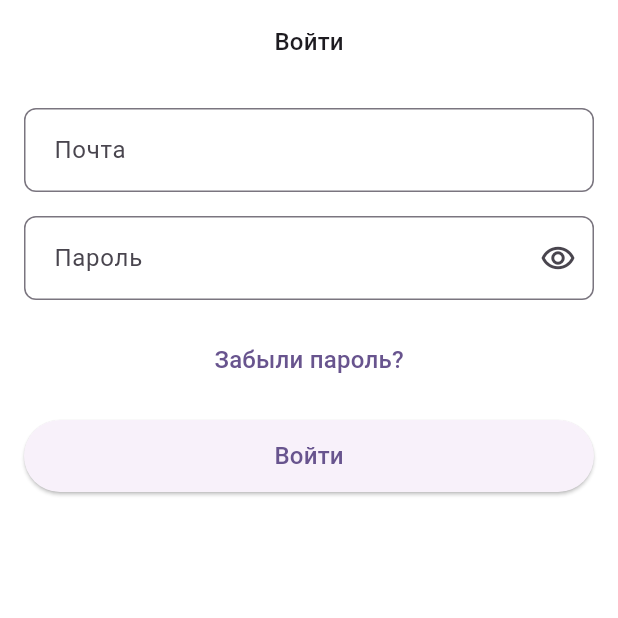
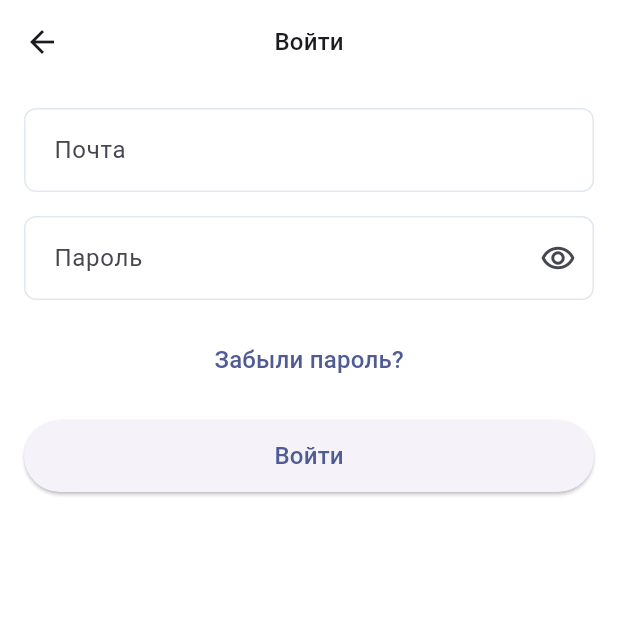
Before and after one commit to ComputerHakka/PaymentsCopy, a Flutter app: the AuthorizationScreen screen opened directly, on a phone screen of 412 x 824 dp, the top half of it. Run offline on Flutter 3.47's test engine with Material 3 defaults, Android fonts, the phone set to English and light mode, and no system bars; our stand-ins replace bloc, flutter_bloc, go_router.

Commit message:
added routing

```diff
--- a/lib/config/routes/routes.dart
+++ b/lib/config/routes/routes.dart
@@ -1,37 +1,73 @@
 import 'package:flutter/material.dart';
 import 'package:flutter_bloc/flutter_bloc.dart';
+import 'package:go_router/go_router.dart';
+import 'package:personal_payment_app/core/constants/constants.dart';
+import 'package:personal_payment_app/features/authorization/presentation/screens/authorization_screen.dart';
+import 'package:personal_payment_app/features/authorization/presentation/screens/start_screen.dart';
+import 'package:personal_payment_app/features/payment/presentation/screens/home/home_screen.dart';
+import 'package:personal_payment_app/features/registration/presentation/screens/registration_screen.dart';
 import 'package:personal_payment_app/internal/landing_page_bloc/landing_page_bloc.dart';
 import 'package:personal_payment_app/presentation/screens/landing_page.dart';
 
-class RouteGenerator {
-  final LandingPageBloc landingPageBloc = LandingPageBloc();
-  Route<dynamic> generateRoute(RouteSettings settings) {
-    //final args = settings.arguments;
-    switch (settings.name) {
-      case '/':
-        return MaterialPageRoute(
-          builder: (_) => BlocProvider<LandingPageBloc>.value(
-            value: landingPageBloc,
-            child: const LandingScreen(),
+// class RouteGenerator {
+//   final LandingPageBloc landingPageBloc = LandingPageBloc();
+//   Route<dynamic> generateRoute(RouteSettings settings) {
+//     //final args = settings.arguments;
+//     switch (settings.name) {
+//       case '/':
+//         return MaterialPageRoute(
+//           builder: (_) => BlocProvider<LandingPageBloc>.value(
+//             value: landingPageBloc,
+//             child: const LandingScreen(),
+//           ),
+//         );
+//       default:
+//         return _errorRoute();
+//     }
+//   }
+
+//   static Route<dynamic> _errorRoute() {
+//     return MaterialPageRoute(
+//       builder: (_) {
+//         return Scaffold(
+//           appBar: AppBar(
+//             title: const Text('Error'),
+//           ),
+//           body: const Center(
+//             child: Text('Error'),
+//           ),
+//         );
+//       },
+//     );
+//   }
+// }
+
+class AppRoutes {
+  static final GoRouter router = GoRouter(
+    initialLocation: '/start',
+    routes: [
+      GoRoute(
+        path: '/start',
+        name: RouteNames.startScreen,
+        builder: (context, state) => const StartScreen(),
+        routes: [
+          GoRoute(
+            path: 'auth',
+            name: RouteNames.authorizationScreen,
+            builder: (context, state) => const AuthorizationScreen(),
           ),
-        );
-      default:
-        return _errorRoute();
-    }
-  }
-
-  static Route<dynamic> _errorRoute() {
-    return MaterialPageRoute(
-      builder: (_) {
-        return Scaffold(
-          appBar: AppBar(
-            title: const Text('Error'),
+          GoRoute(
+            path: 'registration',
+            name: RouteNames.registrationScreen,
+            builder: (context, state) => const RegistrationScreen(),
           ),
-          body: const Center(
-            child: Text('Error'),
-          ),
-        );
-      },
-    );
-  }
+        ],
+      ),
+      GoRoute(
+        path: '/home',
+        name: RouteNames.homeScreen,
+        builder: (context, state) => const HomeScreen(),
+      ),
+    ],
+  );
 }
--- /dev/null
+++ b/lib/core/constants/constants.dart
@@ -0,0 +1,16 @@
+class RouteNames {
+  static const startScreen = 'start_screen';
+  static const authorizationScreen = 'auth_screen';
+  static const registrationScreen = 'registration_screen';
+  static const homeScreen = 'home_screen';
+  static const profileScreen = 'profile_screen';
+  static const historyScreen = 'history_screen';
+  static const homeControlScreen = 'home_control_screen';
+  static const supportScreen = 'support_screen';
+  static const changePhoneScreen = 'change_phone_screen';
+  static const changeEmailScreen = 'change_email_screen';
+  static const addressesScreen = 'addresses_screen';
+  static const docsScreen = 'documents_screen';
+  static const transactionsScreen = 'transactions_screen';
+  static const servicesScreen = 'services_screen';
+}
--- a/lib/features/authorization/presentation/screens/authorization_screen.dart
+++ b/lib/features/authorization/presentation/screens/authorization_screen.dart
@@ -1,4 +1,6 @@
 import 'package:flutter/material.dart';
+import 'package:go_router/go_router.dart';
+import 'package:personal_payment_app/core/constants/constants.dart';
 
 class AuthorizationScreen extends StatelessWidget {
   const AuthorizationScreen({super.key});
@@ -39,7 +41,9 @@ class AuthorizationScreen extends StatelessWidget {
                 height: 16,
               ),
               ElevatedButton(
-                onPressed: () {},
+                onPressed: () {
+                  GoRouter.of(context).pushNamed(RouteNames.homeScreen);
+                },
                 child: const Text('Войти'),
               ),
             ],
--- a/lib/features/payment/presentation/screens/home/home_screen.dart
+++ b/lib/features/payment/presentation/screens/home/home_screen.dart
@@ -5,8 +5,10 @@ class HomeScreen extends StatelessWidget {
 
   @override
   Widget build(BuildContext context) {
-    return Scaffold(
-      body: Container(),
+    return const Scaffold(
+      body: Center(
+        child: Text('data'),
+      ),
     );
   }
 }
--- a/lib/main.dart
+++ b/lib/main.dart
@@ -2,8 +2,6 @@ import 'package:flutter/material.dart';
 import 'package:flutter/services.dart';
 import 'package:personal_payment_app/config/routes/routes.dart';
 import 'package:personal_payment_app/config/theme/app_themes.dart';
-import 'package:personal_payment_app/features/authorization/presentation/screens/authorization_screen.dart';
-import 'package:personal_payment_app/features/authorization/presentation/screens/start_screen.dart';
 
 void main() {
   SystemChrome.setSystemUIOverlayStyle(SystemUiOverlayStyle.dark);
@@ -18,11 +16,11 @@ class PersonalPaymentApp extends StatelessWidget {
 
   @override
   Widget build(BuildContext context) {
-    return MaterialApp(
+    return MaterialApp.router(
       title: 'Flutter Demo',
       debugShowCheckedModeBanner: false,
       theme: appTheme(context),
-      home: const AuthorizationScreen(),
+      routerConfig: AppRoutes.router,
       // initialRoute: '/',
       // onGenerateRoute: RouteGenerator().generateRoute,
     );
--- a/pubspec.yaml
+++ b/pubspec.yaml
@@ -37,6 +37,7 @@ dependencies:
   cupertino_icons: ^1.0.6
   bloc: ^8.1.4
   flutter_bloc: ^8.1.5
+  go_router: ^14.1.3
 
 dev_dependencies:
   flutter_test:
```
Also changed, not shown: lib/config/theme/app_themes.dart (+14 -2 lines), lib/features/authorization/presentation/screens/start_screen.dart (+9 -2 lines), lib/features/registration/presentation/screens/registration_screen.dart (+74 -17 lines), pubspec.lock.
